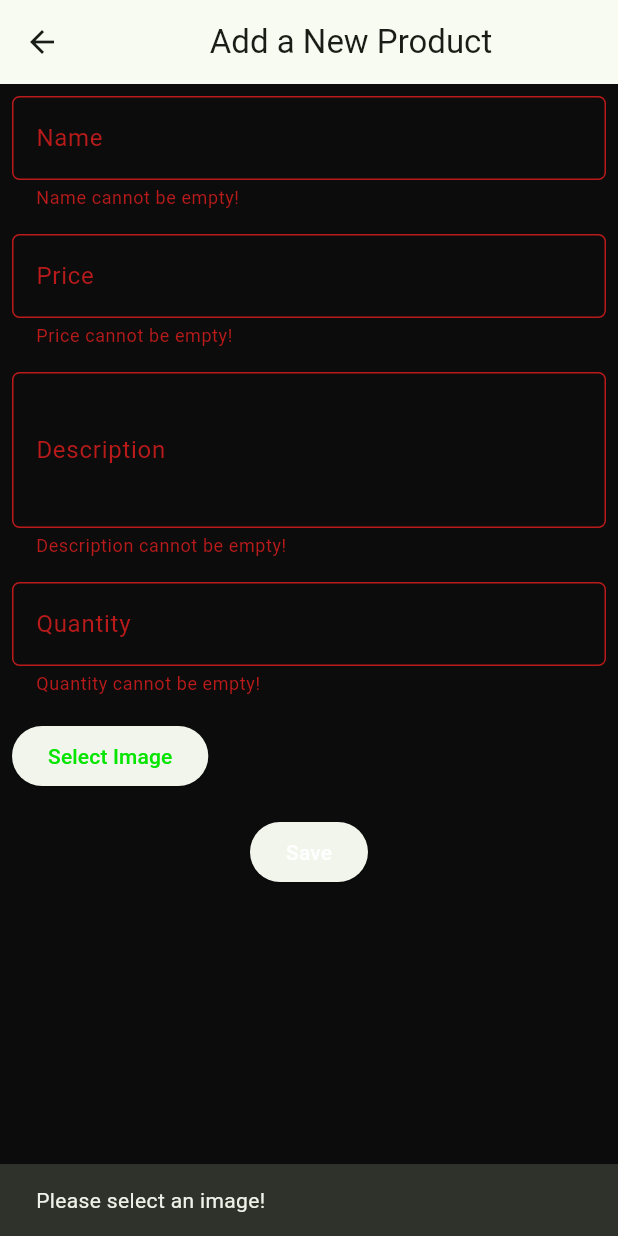
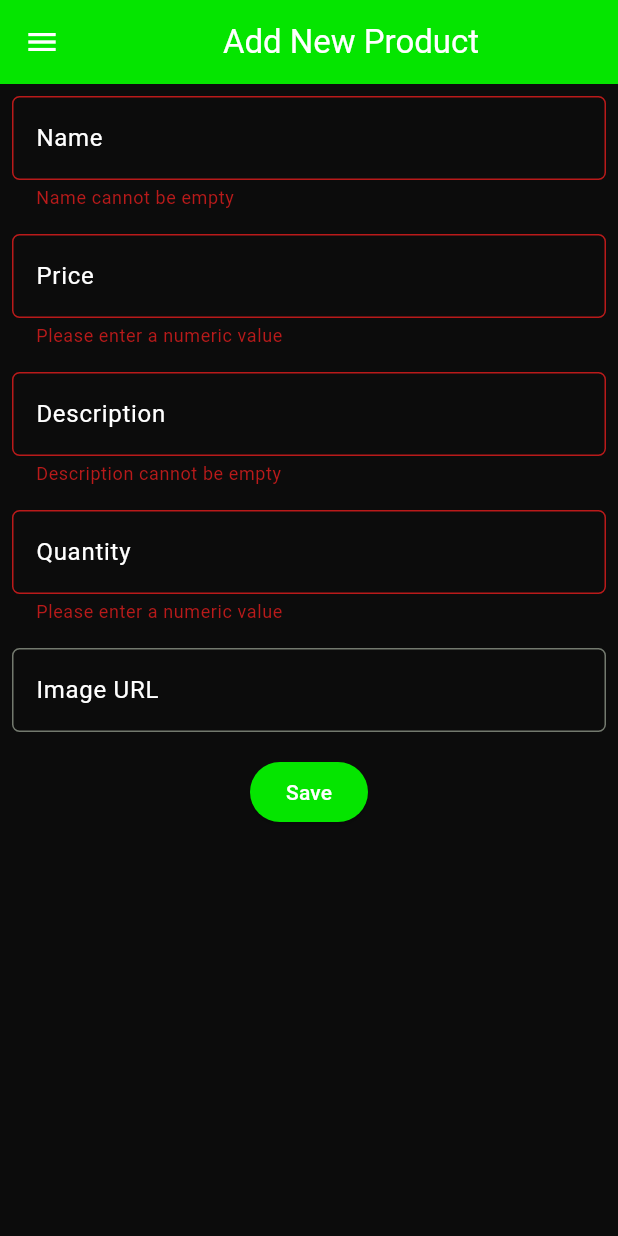
Before and after one commit to danferdiansyah/grime-mobile, a Flutter app: the ProductFormPage screen opened directly, after a tap on "Save", on a phone screen of 412 x 824 dp. Run offline on Flutter 3.47's test engine with Material 3 defaults, Android fonts, the phone set to English and light mode, and no system bars; our stand-ins replace carousel_slider; missing offline and left inert: pbp_django_auth.

Commit message:
cleaning up the code

```diff
--- a/lib/screens/product_form.dart
+++ b/lib/screens/product_form.dart
@@ -1,7 +1,9 @@
-import 'dart:typed_data';
+import 'dart:convert';
 import 'package:flutter/material.dart';
-import 'package:image_picker/image_picker.dart';
-import 'package:http/http.dart' as http;
+import 'package:grime/widgets/left_drawer.dart';
+import 'package:grime/screens/menu.dart';
+import 'package:pbp_django_auth/pbp_django_auth.dart';
+import 'package:provider/provider.dart';
 
 class ProductFormPage extends StatefulWidget {
   const ProductFormPage({super.key});
@@ -16,79 +18,23 @@ class _ProductFormPageState extends State<ProductFormPage> {
   int _price = 0;
   String _description = "";
   int _quantity = 0;
-  Uint8List? _imageData;
-  XFile? _pickedFile;
-
-  final ImagePicker _picker = ImagePicker();
-
-  // Function to Pick an Image
-  Future<void> _pickImage() async {
-    final pickedFile = await _picker.pickImage(source: ImageSource.gallery);
-
-    if (pickedFile != null) {
-      final imageData = await pickedFile.readAsBytes();
-      setState(() {
-        _pickedFile = pickedFile;
-        _imageData = imageData;
-      });
-    }
-  }
-
-  // Function to Submit Form
-  Future<void> _submitForm() async {
-    if (_formKey.currentState!.validate() && _pickedFile != null) {
-      var uri = Uri.parse("http://127.0.0.1:8000/create-flutter/");
-      var request = http.MultipartRequest('POST', uri);
-
-      // Add form fields
-      request.fields['name'] = _name;
-      request.fields['price'] = _price.toString();
-      request.fields['description'] = _description;
-      request.fields['quantity'] = _quantity.toString();
-
-      // Convert image to bytes for upload
-      final imageBytes = await _pickedFile!.readAsBytes();
-
-      // Add image file as bytes
-      request.files.add(
-        http.MultipartFile.fromBytes(
-          'image',
-          imageBytes,
-          filename: _pickedFile!.name, // Ensure the name is set
-        ),
-      );
-
-      try {
-        var response = await request.send();
-        if (response.statusCode == 200) {
-          ScaffoldMessenger.of(context).showSnackBar(
-            const SnackBar(content: Text("Product successfully saved!")),
-          );
-        } else {
-          ScaffoldMessenger.of(context).showSnackBar(
-            const SnackBar(content: Text("Failed to save product.")),
-          );
-        }
-      } catch (e) {
-        ScaffoldMessenger.of(context).showSnackBar(
-          SnackBar(content: Text("Error: $e")),
-        );
-      }
-    } else if (_pickedFile == null) {
-      ScaffoldMessenger.of(context).showSnackBar(
-        const SnackBar(content: Text("Please select an image!")),
-      );
-    }
-  }
+  String? _image; // For now, we'll accept the image as a string (path or URL).
 
   @override
   Widget build(BuildContext context) {
+    final request = context.watch<CookieRequest>();
+
     return Scaffold(
       appBar: AppBar(
         title: const Center(
-          child: Text('Add a New Product'),
+          child: Text(
+            'Add New Product',
+          ),
         ),
+        backgroundColor: Theme.of(context).colorScheme.primary,
+        foregroundColor: Colors.white,
       ),
+      drawer: const LeftDrawer(),
       body: Form(
         key: _formKey,
         child: SingleChildScrollView(
@@ -100,12 +46,15 @@ class _ProductFormPageState extends State<ProductFormPage> {
                 padding: const EdgeInsets.all(8.0),
                 child: TextFormField(
                   decoration: InputDecoration(
-                    hintText: "Product Name",
+                    hintText: "Name",
                     labelText: "Name",
                     border: OutlineInputBorder(
                       borderRadius: BorderRadius.circular(5.0),
                     ),
+                    labelStyle: TextStyle(color: Colors.white), // Label color
+                    hintStyle: TextStyle(color: Colors.white.withOpacity(0.7)), // Hint text color
                   ),
+                  style: TextStyle(color: Colors.white), // Input text color
                   onChanged: (String? value) {
                     setState(() {
                       _name = value!;
@@ -113,7 +62,7 @@ class _ProductFormPageState extends State<ProductFormPage> {
                   },
                   validator: (String? value) {
                     if (value == null || value.isEmpty) {
-                      return "Name cannot be empty!";
+                      return "Name cannot be empty";
                     }
                     return null;
                   },
@@ -129,7 +78,11 @@ class _ProductFormPageState extends State<ProductFormPage> {
                     border: OutlineInputBorder(
                       borderRadius: BorderRadius.circular(5.0),
                     ),
+                    labelStyle: TextStyle(color: Colors.white), // Label color
+                    hintStyle: TextStyle(color: Colors.white.withOpacity(0.7)), // Hint text color
                   ),
+                  style: TextStyle(color: Colors.white), // Input text color
+                  keyboardType: TextInputType.number,
                   onChanged: (String? value) {
                     setState(() {
                       _price = int.tryParse(value!) ?? 0;
@@ -137,10 +90,14 @@ class _ProductFormPageState extends State<ProductFormPage> {
                   },
                   validator: (String? value) {
                     if (value == null || value.isEmpty) {
-                      return "Price cannot be empty!";
+                      return "Please enter a numeric value";
                     }
-                    if (int.tryParse(value) == null) {
-                      return "Price must be a valid number!";
+                    final parsedValue = int.tryParse(value);
+                    if (parsedValue == null) {
+                      return "Please enter a numeric value";
+                    }
+                    if (parsedValue < 0) {
+                      return "Please enter a nonnegative number";
                     }
                     return null;
                   },
@@ -156,8 +113,10 @@ class _ProductFormPageState extends State<ProductFormPage> {
                     border: OutlineInputBorder(
                       borderRadius: BorderRadius.circular(5.0),
                     ),
+                    labelStyle: TextStyle(color: Colors.white), // Label color
+                    hintStyle: TextStyle(color: Colors.white.withOpacity(0.7)), // Hint text color
                   ),
-                  maxLines: 3,
+                  style: TextStyle(color: Colors.white), // Input text color
                   onChanged: (String? value) {
                     setState(() {
                       _description = value!;
@@ -165,7 +124,7 @@ class _ProductFormPageState extends State<ProductFormPage> {
                   },
                   validator: (String? value) {
                     if (value == null || value.isEmpty) {
-                      return "Description cannot be empty!";
+                      return "Description cannot be empty";
                     }
                     return null;
                   },
@@ -181,7 +140,11 @@ class _ProductFormPageState extends State<ProductFormPage> {
                     border: OutlineInputBorder(
                       borderRadius: BorderRadius.circular(5.0),
                     ),
+                    labelStyle: TextStyle(color: Colors.white), // Label color
+                    hintStyle: TextStyle(color: Colors.white.withOpacity(0.7)), // Hint text color
                   ),
+                  style: TextStyle(color: Colors.white), // Input text color
+                  keyboardType: TextInputType.number,
                   onChanged: (String? value) {
                     setState(() {
                       _quantity = int.tryParse(value!) ?? 0;
@@ -189,44 +152,86 @@ class _ProductFormPageState extends State<ProductFormPage> {
                   },
                   validator: (String? value) {
                     if (value == null || value.isEmpty) {
-                      return "Quantity cannot be empty!";
+                      return "Please enter a numeric value";
                     }
-                    if (int.tryParse(value) == null) {
-                      return "Quantity must be a valid number!";
+                    final parsedValue = int.tryParse(value);
+                    if (parsedValue == null) {
+                      return "Please enter a numeric value";
                     }
-                    if (_quantity <= 0) {
-                      return "Quantity must be greater than 0!";
+                    if (parsedValue < 0) {
+                      return "Please enter a nonnegative number";
                     }
                     return null;
                   },
                 ),
               ),
-              // Image Picker Button
+              // Image Field
               Padding(
                 padding: const EdgeInsets.all(8.0),
-                child: ElevatedButton(
-                  onPressed: _pickImage,
-                  child: const Text("Select Image"),
+                child: TextFormField(
+                  decoration: InputDecoration(
+                    hintText: "Image URL (optional)",
+                    labelText: "Image URL",
+                    border: OutlineInputBorder(
+                      borderRadius: BorderRadius.circular(5.0),
+                    ),
+                    labelStyle: TextStyle(color: Colors.white), // Label color
+                    hintStyle: TextStyle(color: Colors.white.withOpacity(0.7)), // Hint text color
+                  ),
+                  style: TextStyle(color: Colors.white), // Input text color
+                  onChanged: (String? value) {
+                    setState(() {
+                      _image = value;
+                    });
+                  },
                 ),
               ),
-
-              // Display Selected Image
-              if (_imageData != null)
-                Padding(
-                  padding: const EdgeInsets.all(8.0),
-                  child: Image.memory(
-                    _imageData!,
-                    height: 150,
-                  ),
-                ),
-
-              // Submit Button
               Align(
                 alignment: Alignment.bottomCenter,
                 child: Padding(
                   padding: const EdgeInsets.all(8.0),
                   child: ElevatedButton(
-                    onPressed: _submitForm,
+                    style: ElevatedButton.styleFrom(
+                      backgroundColor:
+                          Theme.of(context).colorScheme.primary,
+                    ),
+                    onPressed: () async {
+                      if (_formKey.currentState!.validate()) {
+                        // Send the data to Django backend
+                        final response = await request.postJson(
+                          "http://127.0.0.1:8000/create-flutter/",
+                          jsonEncode(<String, dynamic>{
+                            'name': _name,
+                            'price': _price,
+                            'description': _description,
+                            'quantity': _quantity,
+                            'image': _image,
+                          }),
+                        );
+
+                        if (context.mounted) {
+                          if (response['status'] == 'success') {
+                            ScaffoldMessenger.of(context).showSnackBar(
+                              const SnackBar(
+                                content: Text("Product added successfully!"),
+                              ),
+                            );
+                            Navigator.pushReplacement(
+                              context,
+                              MaterialPageRoute(
+                                builder: (context) => MyHomePage(),
+                              ),
+                            );
+                          } else {
+                            ScaffoldMessenger.of(context).showSnackBar(
+                              const SnackBar(
+                                content: Text("Failed to add product. Please try again."),
+                              ),
+                            );
+                          }
+                        }
+                      }
+                    },
                     child: const Text(
                       "Save",
                       style: TextStyle(color: Colors.white),
```
